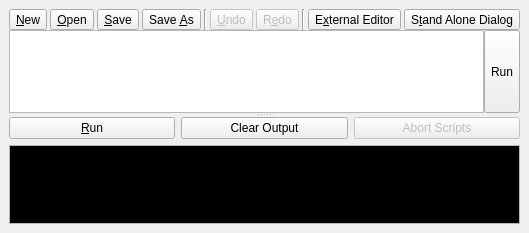
First picture: the form in src/dialogs/dock/dock_script_log.ui, repository mbasaglia/Knotter, before the edit.
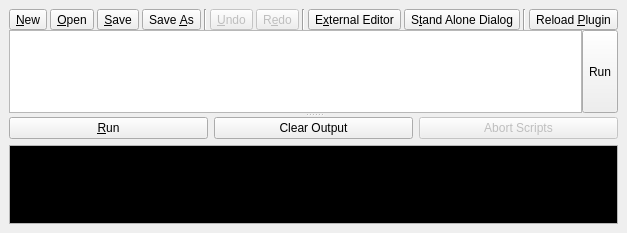
Second picture: the form after the edit. Icons and pictures are not drawn. Custom widgets are drawn as their Qt base class.

Commit message: Improve console plugin integration

The edit to the form file:
```diff
--- a/src/dialogs/dock/dock_script_log.ui
+++ b/src/dialogs/dock/dock_script_log.ui
@@ -191,6 +191,26 @@
              </property>
             </widget>
            </item>
+           <item>
+            <widget class="Line" name="line_3">
+             <property name="orientation">
+              <enum>Qt::Vertical</enum>
+             </property>
+            </widget>
+           </item>
+           <item>
+            <widget class="QToolButton" name="button_reload">
+             <property name="toolTip">
+              <string>Reload Plugin</string>
+             </property>
+             <property name="text">
+              <string>Reload &amp;Plugin</string>
+             </property>
+             <property name="icon">
+              <iconset theme="run-build-install"/>
+             </property>
+            </widget>
+           </item>
           </layout>
          </widget>
         </item>
```
Left out of the diff: 4 changed lines with no effect on the pictures. The commit also changes 6 other files.
